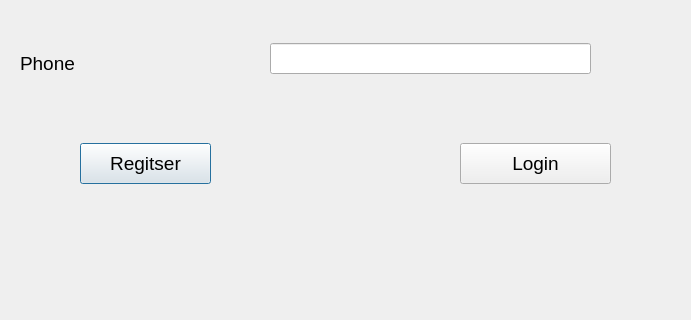
Old version of the form Project/Python Files/UIFiles/RegisterUserPage.ui in the repository Parth-05/DATA-225-Final-Project; both pictures show x 170 to 861 and y 447 to 767 of the 1073 by 767 pixel window.
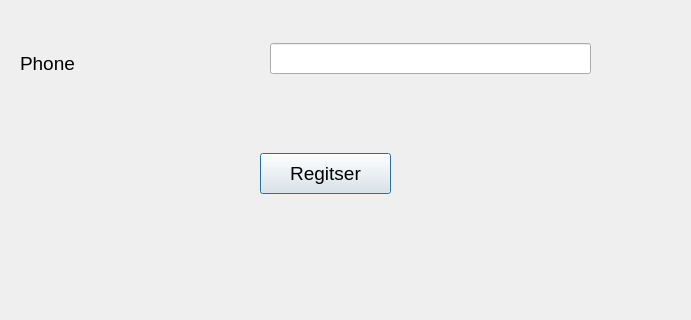
New version of the form.

The edit to the form file:
```diff
--- a/Project/Python Files/UIFiles/RegisterUserPage.ui
+++ b/Project/Python Files/UIFiles/RegisterUserPage.ui
@@ -134,8 +134,8 @@
   <widget class="QPushButton" name="registerButton">
    <property name="geometry">
     <rect>
-     <x>250</x>
-     <y>590</y>
+     <x>430</x>
+     <y>600</y>
      <width>131</width>
      <height>41</height>
     </rect>
@@ -149,24 +149,6 @@
     <string>Regitser</string>
    </property>
   </widget>
-  <widget class="QPushButton" name="loginButton">
-   <property name="geometry">
-    <rect>
-     <x>630</x>
-     <y>590</y>
-     <width>151</width>
-     <height>41</height>
-    </rect>
-   </property>
-   <property name="font">
-    <font>
-     <pointsize>14</pointsize>
-    </font>
-   </property>
-   <property name="text">
-    <string>Login</string>
-   </property>
-  </widget>
   <widget class="QLabel" name="label_5">
    <property name="geometry">
     <rect>
```
